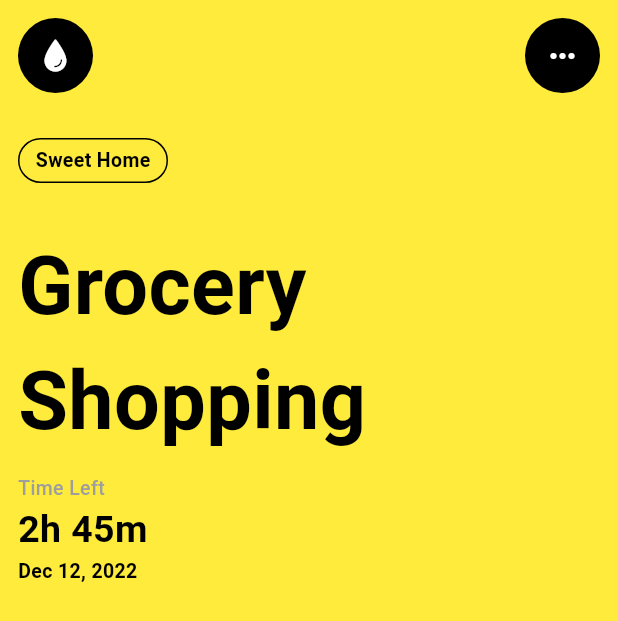
After one commit to kutigbolahan/Dribble-Task, a Flutter app: the screen it shows after launch, after a tap on "2h 45m", on a phone screen of 412 x 824 dp. The commit adds this screen. Shown: the top 621 px of the screen. Run offline on Flutter 3.47's test engine with Material 3 defaults, Android fonts, the phone set to English and light mode, and no system bars.

Commit message:
adding the details page

```diff
--- /dev/null
+++ b/lib/homePage_details.dart
@@ -0,0 +1,106 @@
+import 'package:flutter/cupertino.dart';
+import 'package:flutter/material.dart';
+
+class HomePageDetails extends StatelessWidget {
+  const HomePageDetails({Key? key}) : super(key: key);
+
+  @override
+  Widget build(BuildContext context) {
+    return Scaffold(
+      backgroundColor: Colors.yellow,
+      body: SafeArea(
+        child: Padding(
+          padding: const EdgeInsets.all(12.0),
+          child: Column(
+            crossAxisAlignment: CrossAxisAlignment.start,
+            children: [
+              Row(
+                mainAxisAlignment: MainAxisAlignment.spaceBetween,
+                children: [
+                  Container(
+                    width: 50,
+                    height: 50,
+                    decoration: const BoxDecoration(
+                        shape: BoxShape.circle, color: Colors.black),
+                    child: const Icon(
+                      CupertinoIcons.drop_fill,
+                      color: Colors.white,
+                    ),
+                  ),
+                  Container(
+                    width: 50,
+                    height: 50,
+                    decoration: const BoxDecoration(
+                        shape: BoxShape.circle, color: Colors.black),
+                    child: const Icon(
+                      Icons.more_horiz,
+                      color: Colors.white,
+                    ),
+                  )
+                ],
+              ),
+              const SizedBox(
+                height: 30,
+              ),
+              Container(
+                padding: EdgeInsets.all(2),
+                width: 100,
+                height: 30,
+                decoration: BoxDecoration(
+                    borderRadius: BorderRadius.circular(40),
+                    border: Border.all(color: Colors.black)),
+                child: Center(
+                  child: Text('Sweet Home',
+                      style: TextStyle(
+                        color: Colors.black,
+                        fontSize: 13,
+                        fontWeight: FontWeight.bold,
+                      )),
+                ),
+              ),
+              const SizedBox(
+                height: 30,
+              ),
+              const Text('Grocery\nShopping',
+                  style: TextStyle(
+                    color: Colors.black,
+                    fontSize: 54,
+                    fontWeight: FontWeight.bold,
+                  )),
+              const SizedBox(
+                height: 10,
+              ),
+              Row(
+                children: [
+                  Column(
+                    crossAxisAlignment: CrossAxisAlignment.start,
+                    children: [
+                      Text('Time Left',
+                          style: TextStyle(
+                            color: Colors.grey,
+                            fontSize: 13,
+                            fontWeight: FontWeight.w500,
+                          )),
+                      Text('2h 45m',
+                          style: TextStyle(
+                            color: Colors.black,
+                            fontSize: 25,
+                            fontWeight: FontWeight.bold,
+                          )),
+                      Text('Dec 12, 2022',
+                          style: TextStyle(
+                            color: Colors.black,
+                            fontSize: 13,
+                            fontWeight: FontWeight.bold,
+                          )),
+                    ],
+                  )
+                ],
+              )
+            ],
+          ),
+        ),
+      ),
+    );
+  }
+}
--- a/lib/homepage.dart
+++ b/lib/homepage.dart
@@ -1,5 +1,6 @@
 import 'package:flutter/cupertino.dart';
 import 'package:flutter/material.dart';
+import 'package:task/homePage_details.dart';
 
 class MyHomePage extends StatefulWidget {
   const MyHomePage({super.key, required this.title});
@@ -332,7 +333,15 @@ class _MyHomePageState extends State<MyHomePage> {
                     height: 40,
                   )),
                 ),
-                TaskWidget(
+                GestureDetector(
+                  onTap: () {
+                    Navigator.of(context).push(
+                      MaterialPageRoute(
+                        builder: (context) => const HomePageDetails(),
+                      ),
+                    );
+                  },
+                  child: TaskWidget(
                       time: '2h 45m',
                       color: Color.fromRGBO(254, 249, 112, 1),
                       smallText: 'Sweet Home',
@@ -353,6 +362,7 @@ class _MyHomePageState extends State<MyHomePage> {
                           )),
                         ],
                       )),
+                ),
                 TaskWidget(
                   time: '3h 59m',
                   color: Colors.white,
```
Also changed, not shown: pubspec.lock. Lines whose indentation alone changed are shown as unchanged.
